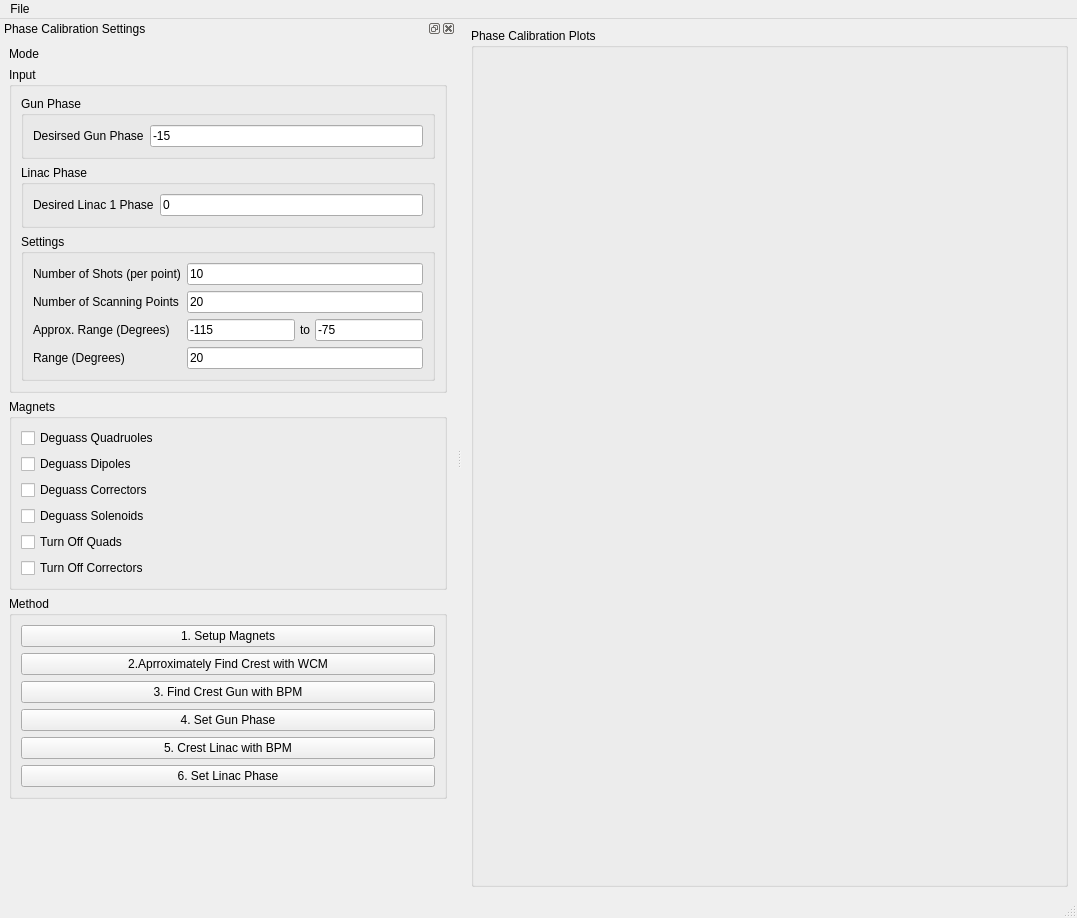
Qt form Apps/AutoPhaseCalib/view/view.ui (VELA-CLARA-software/Software) before a commit.
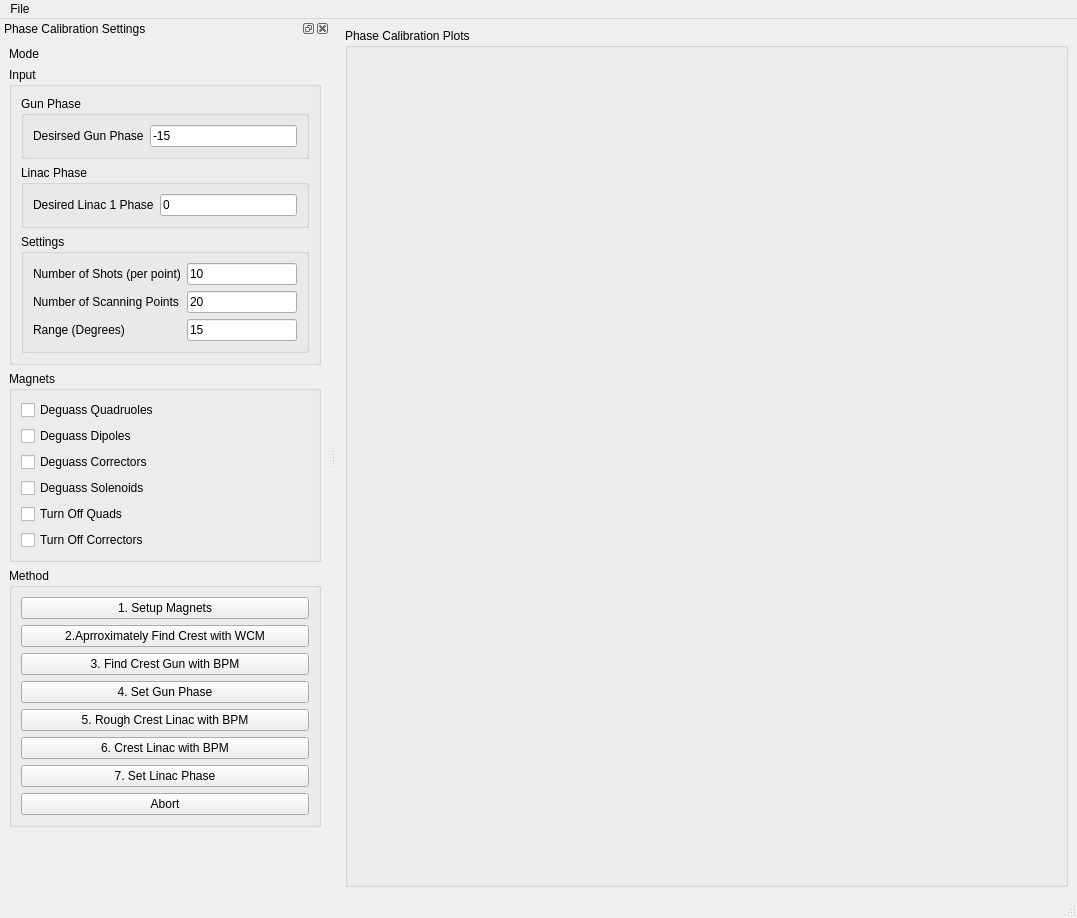
The same form after that commit.

What changed in the file:
```diff
--- a/Apps/AutoPhaseCalib/view/view.ui
+++ b/Apps/AutoPhaseCalib/view/view.ui
@@ -75,7 +75,7 @@
    <property name="minimumSize">
     <size>
      <width>330</width>
-     <height>766</height>
+     <height>789</height>
     </size>
    </property>
    <property name="floating">
@@ -170,65 +170,16 @@
             </widget>
            </item>
            <item row="2" column="0">
-            <widget class="QLabel" name="label_7">
-             <property name="text">
-              <string>Approx. Range (Degrees)</string>
-             </property>
-            </widget>
-           </item>
-           <item row="2" column="1">
-            <widget class="QWidget" name="widget" native="true">
-             <layout class="QHBoxLayout" name="horizontalLayout">
-              <property name="spacing">
-               <number>5</number>
-              </property>
-              <property name="leftMargin">
-               <number>0</number>
-              </property>
-              <property name="topMargin">
-               <number>0</number>
-              </property>
-              <property name="rightMargin">
-               <number>0</number>
-              </property>
-              <property name="bottomMargin">
-               <number>0</number>
-              </property>
-              <item>
-               <widget class="QLineEdit" name="startRangeSet">
-                <property name="text">
-                 <string>-115</string>
-                </property>
-               </widget>
-              </item>
-              <item>
-               <widget class="QLabel" name="label_8">
-                <property name="text">
-                 <string>to</string>
-                </property>
-               </widget>
-              </item>
-              <item>
-               <widget class="QLineEdit" name="endRangeSet">
-                <property name="text">
-                 <string>-75</string>
-                </property>
-               </widget>
-              </item>
-             </layout>
-            </widget>
-           </item>
-           <item row="3" column="0">
             <widget class="QLabel" name="label_4">
              <property name="text">
               <string>Range (Degrees)</string>
              </property>
             </widget>
            </item>
-           <item row="3" column="1">
+           <item row="2" column="1">
             <widget class="QLineEdit" name="rangeSet">
              <property name="text">
-              <string>20</string>
+              <string>15</string>
              </property>
             </widget>
            </item>
@@ -411,17 +362,31 @@
           </property>
          </widget>
         </item>
+        <item>
+         <widget class="QPushButton" name="crestLinacRoughButton">
+          <property name="text">
+           <string>5. Rough Crest Linac with BPM</string>
+          </property>
+         </widget>
+        </item>
         <item>
          <widget class="QPushButton" name="crestLinacButton">
           <property name="text">
-           <string>5. Crest Linac with BPM</string>
+           <string>6. Crest Linac with BPM</string>
           </property>
          </widget>
         </item>
         <item>
          <widget class="QPushButton" name="setLinacPhaseButton">
           <property name="text">
-           <string>6. Set Linac Phase</string>
+           <string>7. Set Linac Phase</string>
+          </property>
+         </widget>
+        </item>
+        <item>
+         <widget class="QPushButton" name="abortButton">
+          <property name="text">
+           <string>Abort</string>
           </property>
          </widget>
         </item>
```
